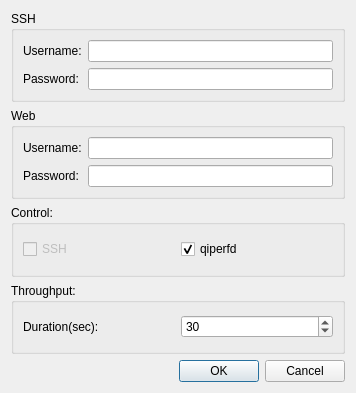
Qt form JIO/dlgset.ui (coolshou/qiperf) before a commit.
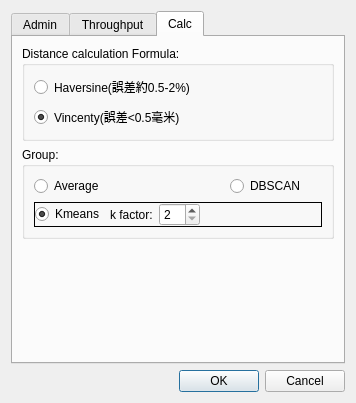
The same form after that commit. The open tabs and pages were chosen to show the change.

What changed in the file:
```diff
--- a/JIO/dlgset.ui
+++ b/JIO/dlgset.ui
@@ -7,7 +7,7 @@
     <x>0</x>
     <y>0</y>
     <width>356</width>
-    <height>393</height>
+    <height>403</height>
    </rect>
   </property>
   <property name="windowTitle">
@@ -15,6 +15,16 @@
   </property>
   <layout class="QVBoxLayout" name="verticalLayout">
    <item>
+    <widget class="QTabWidget" name="tabWidget">
+     <property name="currentIndex">
+      <number>0</number>
+     </property>
+     <widget class="QWidget" name="tabAdmin">
+      <attribute name="title">
+       <string>Admin</string>
+      </attribute>
+      <layout class="QVBoxLayout" name="verticalLayout_2">
+       <item>
     <widget class="QGroupBox" name="groupBox">
      <property name="title">
       <string>SSH</string>
@@ -111,11 +121,25 @@
     </widget>
    </item>
    <item>
-    <widget class="QGroupBox" name="groupBox_3">
-     <property name="title">
-      <string>Throughput:</string>
-     </property>
-     <layout class="QGridLayout" name="gridLayout">
+        <spacer name="verticalSpacer_2">
+         <property name="orientation">
+          <enum>Qt::Vertical</enum>
+         </property>
+         <property name="sizeHint" stdset="0">
+          <size>
+           <width>20</width>
+           <height>40</height>
+          </size>
+         </property>
+        </spacer>
+       </item>
+      </layout>
+     </widget>
+     <widget class="QWidget" name="tabThroughput">
+      <attribute name="title">
+       <string>Throughput</string>
+      </attribute>
+      <layout class="QFormLayout" name="formLayout_3">
       <item row="0" column="0">
        <widget class="QLabel" name="label_5">
         <property name="text">
@@ -134,6 +158,158 @@
        </widget>
       </item>
      </layout>
+     </widget>
+     <widget class="QWidget" name="tabCalc">
+      <attribute name="title">
+       <string>Calc</string>
+      </attribute>
+      <layout class="QVBoxLayout" name="verticalLayout_4">
+       <item>
+        <widget class="QGroupBox" name="gbFormula">
+         <property name="title">
+          <string>Distance calculation Formula:</string>
+         </property>
+         <layout class="QVBoxLayout" name="verticalLayout_3">
+          <item>
+           <widget class="QRadioButton" name="rbHaversine">
+            <property name="toolTip">
+             <string>&lt;html&gt;&lt;head/&gt;&lt;body&gt;&lt;p&gt;&lt;a name=&quot;_3vvtaMzeE5X41e8PzpPZ4Ag_60&quot;/&gt;&lt;span style=&quot; font-weight:700;&quot;&gt;半&lt;/span&gt;&lt;span style=&quot; font-weight:700;&quot;&gt;正矢公式:&lt;/span&gt;&lt;/p&gt;&lt;p&gt;根據兩點的經度和緯度來確定大圓上兩點之間距離的計算方法&lt;/p&gt;&lt;/body&gt;&lt;/html&gt;</string>
+            </property>
+            <property name="text">
+             <string>Haversine(誤差約0.5-2%)</string>
+            </property>
+            <property name="checked">
+             <bool>false</bool>
+            </property>
+           </widget>
+          </item>
+          <item>
+           <widget class="QRadioButton" name="rbVincenty">
+            <property name="toolTip">
+             <string>&lt;html&gt;&lt;head/&gt;&lt;body&gt;&lt;p&gt;&lt;span style=&quot; font-weight:700;&quot;&gt;文森特公式:&lt;/span&gt;&lt;/p&gt;&lt;p&gt;將地球視為一個略微扁平的橢球體&lt;/p&gt;&lt;/body&gt;&lt;/html&gt;</string>
+            </property>
+            <property name="text">
+             <string>Vincenty(誤差&lt;0.5毫米)</string>
+            </property>
+            <property name="checked">
+             <bool>true</bool>
+            </property>
+           </widget>
+          </item>
+         </layout>
+        </widget>
+       </item>
+       <item>
+        <widget class="QGroupBox" name="gbGroup">
+         <property name="title">
+          <string>Group:</string>
+         </property>
+         <layout class="QGridLayout" name="gridLayout_2">
+          <item row="0" column="0">
+           <widget class="QRadioButton" name="rbAvg">
+            <property name="text">
+             <string>Average</string>
+            </property>
+           </widget>
+          </item>
+          <item row="0" column="2">
+           <widget class="QRadioButton" name="rbDBSCAN">
+            <property name="toolTip">
+             <string>&lt;html&gt;&lt;head/&gt;&lt;body&gt;&lt;p&gt;Density-Based Spatial Clustering of Applications with Noise&lt;/p&gt;&lt;/body&gt;&lt;/html&gt;</string>
+            </property>
+            <property name="text">
+             <string>DBSCAN</string>
+            </property>
+            <property name="checked">
+             <bool>false</bool>
+            </property>
+           </widget>
+          </item>
+          <item row="1" column="0" colspan="3">
+           <widget class="QFrame" name="frame_5">
+            <property name="frameShape">
+             <enum>QFrame::Box</enum>
+            </property>
+            <property name="frameShadow">
+             <enum>QFrame::Plain</enum>
+            </property>
+            <layout class="QHBoxLayout" name="horizontalLayout_10">
+             <property name="spacing">
+              <number>6</number>
+             </property>
+             <property name="leftMargin">
+              <number>0</number>
+             </property>
+             <property name="topMargin">
+              <number>0</number>
+             </property>
+             <property name="rightMargin">
+              <number>0</number>
+             </property>
+             <property name="bottomMargin">
+              <number>0</number>
+             </property>
+             <item>
+              <widget class="QRadioButton" name="rbKmeans">
+               <property name="text">
+                <string>Kmeans</string>
+               </property>
+               <property name="checked">
+                <bool>true</bool>
+               </property>
+              </widget>
+             </item>
+             <item>
+              <widget class="QLabel" name="label_9">
+               <property name="text">
+                <string>k factor:</string>
+               </property>
+              </widget>
+             </item>
+             <item>
+              <widget class="QSpinBox" name="sbKmeansKFactor">
+               <property name="minimum">
+                <number>2</number>
+               </property>
+               <property name="value">
+                <number>2</number>
+               </property>
+              </widget>
+             </item>
+             <item>
+              <spacer name="horizontalSpacer">
+               <property name="orientation">
+                <enum>Qt::Horizontal</enum>
+               </property>
+               <property name="sizeHint" stdset="0">
+                <size>
+                 <width>40</width>
+                 <height>20</height>
+                </size>
+               </property>
+              </spacer>
+             </item>
+            </layout>
+           </widget>
+          </item>
+         </layout>
+        </widget>
+       </item>
+       <item>
+        <spacer name="verticalSpacer">
+         <property name="orientation">
+          <enum>Qt::Vertical</enum>
+         </property>
+         <property name="sizeHint" stdset="0">
+          <size>
+           <width>20</width>
+           <height>40</height>
+          </size>
+         </property>
+        </spacer>
+       </item>
+      </layout>
+     </widget>
     </widget>
    </item>
    <item>
```
Lines whose indentation alone changed are shown as unchanged.
